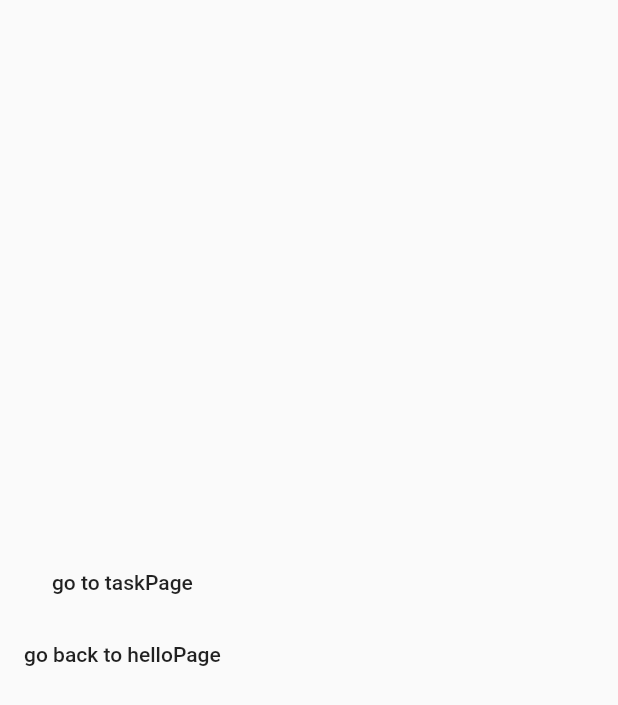
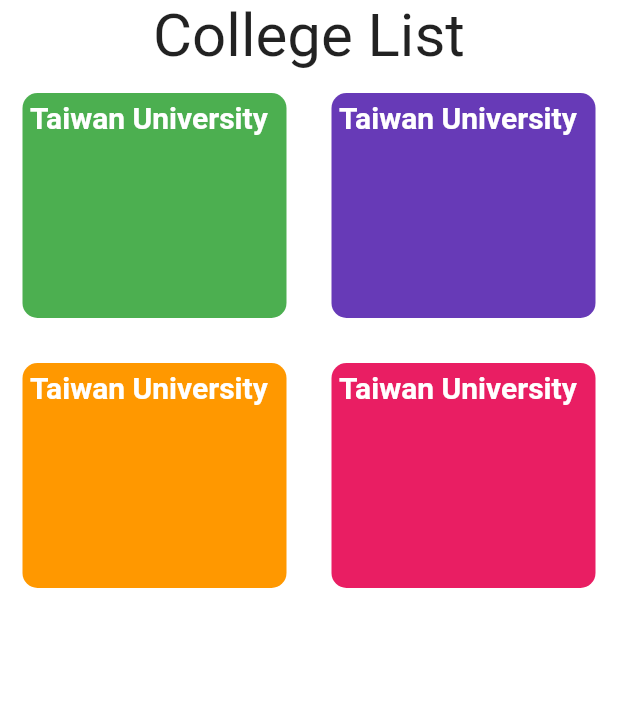
Before and after one commit to enigmatic-bacon/transferassistant, a Flutter app: the screen it shows after launch, after a tap on "Go to College List Page", on a phone screen of 412 x 824 dp. Shown: the top 705 px of the screen. Run offline on Flutter 3.47's test engine with Material 2 defaults, Android fonts, the phone set to English and light mode, and no system bars.

Commit message:
designed layout on college page.

```diff
--- /dev/null
+++ b/lib/collegeCard.dart
@@ -0,0 +1,29 @@
+import 'package:flutter/material.dart';
+import 'constants.dart';
+
+class CollegeCard extends StatelessWidget {
+  final Color color;
+  final String collegeName;
+  final Function onTap;
+
+  CollegeCard({@required this.color, @required this.collegeName, this.onTap});
+
+  @override
+  Widget build(BuildContext context) {
+    return Expanded(
+      child: Container(
+        child: Text(
+          collegeName,
+          style: kCollegeNameText,
+        ),
+        padding: EdgeInsets.all(5.0),
+        margin: EdgeInsets.all(15.0),
+        height: 150.0,
+        decoration: BoxDecoration(
+          color: color,
+          borderRadius: BorderRadius.circular(10.0),
+        ),
+      ),
+    );
+  }
+}
--- a/lib/collegeListPage.dart
+++ b/lib/collegeListPage.dart
@@ -1,26 +1,55 @@
 import 'package:flutter/material.dart';
+import 'collegeCard.dart';
 
 class CollegeListPage extends StatelessWidget {
   @override
   Widget build(BuildContext context) {
     return Scaffold(
-      body: Column(
-        mainAxisAlignment: MainAxisAlignment.center,
-        crossAxisAlignment: CrossAxisAlignment.center,
-        children: [
-          FlatButton(
-            onPressed: () {
-              Navigator.pushNamed(context, '/second');
-            },
-            child: Text('go to taskPage'),
-          ),
-          FlatButton(
-            onPressed: () {
-              Navigator.pop(context);
-            },
-            child: Text('go back to helloPage'),
-          ),
-        ],
+      body: SafeArea(
+        child: Column(
+          children: [
+            Text(
+              'College List',
+              style: TextStyle(fontSize: 40.0),
+            ),
+            Row(
+              children: [
+                CollegeCard(
+                  color: Colors.green,
+                  collegeName: 'Taiwan University',
+                ),
+                CollegeCard(
+                  color: Colors.deepPurple,
+                  collegeName: 'Taiwan University',
+                ),
+              ],
+            ),
+            Row(
+              children: [
+                CollegeCard(
+                  color: Colors.orange,
+                  collegeName: 'Taiwan University',
+                ),
+                CollegeCard(
+                  color: Colors.pink,
+                  collegeName: 'Taiwan University',
+                ),
+              ],
+            ),
+            // FlatButton(
+            //   onPressed: () {
+            //     Navigator.pushNamed(context, '/second');
+            //   },
+            //   child: Text('go to taskPage'),
+            // ),
+            // FlatButton(
+            //   onPressed: () {
+            //     Navigator.pop(context);
+            //   },
+            //   child: Text('go back to helloPage'),
+            // ),
+          ],
+        ),
       ),
     );
   }
--- /dev/null
+++ b/lib/constants.dart
@@ -0,0 +1,9 @@
+import 'package:flutter/material.dart';
+
+const kThemePrimaryColor = Color(0xFFffd740);
+
+const kCollegeNameText = TextStyle(
+  color: Colors.white,
+  fontSize: 20.0,
+  fontWeight: FontWeight.bold,
+);
--- a/lib/main.dart
+++ b/lib/main.dart
@@ -2,6 +2,7 @@ import 'package:flutter/material.dart';
 import 'helloPage.dart';
 import 'collegeListPage.dart';
 import 'taskPage.dart';
+import 'constants.dart';
 
 void main() => runApp(MyApp());
 
@@ -16,6 +17,10 @@ class MyApp extends StatelessWidget {
         '/first': (context) => CollegeListPage(),
         '/second': (context) => TaskPage(),
       },
+      theme: ThemeData.light().copyWith(
+        primaryColor: kThemePrimaryColor,
+        scaffoldBackgroundColor: Colors.white,
+      ),
     );
   }
 }
```
